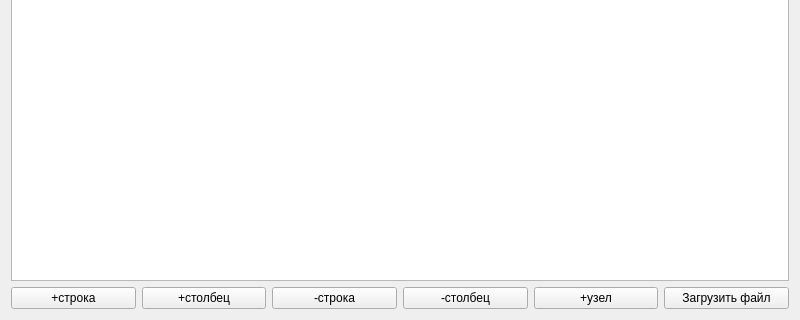
Before: the Qt Designer form widget.ui in Fragers/Big-brother-is-watching-you, drawn with Qt 5; both pictures show x 0 to 800 and y 336 to 656 of the 800 by 656 pixel window.
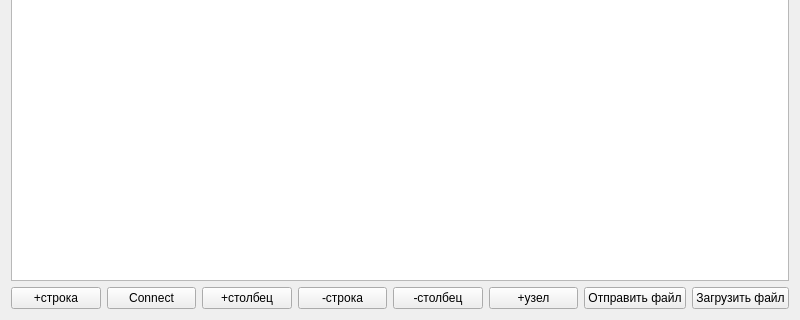
After: the same form once the commit is applied.

```diff
--- a/widget.ui
+++ b/widget.ui
@@ -28,6 +28,13 @@
          </property>
         </widget>
        </item>
+       <item>
+        <widget class="QPushButton" name="ConnectTo">
+         <property name="text">
+          <string>Connect</string>
+         </property>
+        </widget>
+       </item>
        <item>
         <widget class="QPushButton" name="insertColumnAction">
          <property name="text">
@@ -56,6 +63,13 @@
          </property>
         </widget>
        </item>
+       <item>
+        <widget class="QPushButton" name="pushButton">
+         <property name="text">
+          <string>Отправить файл</string>
+         </property>
+        </widget>
+       </item>
        <item>
         <widget class="QPushButton" name="install">
          <property name="text">
```
